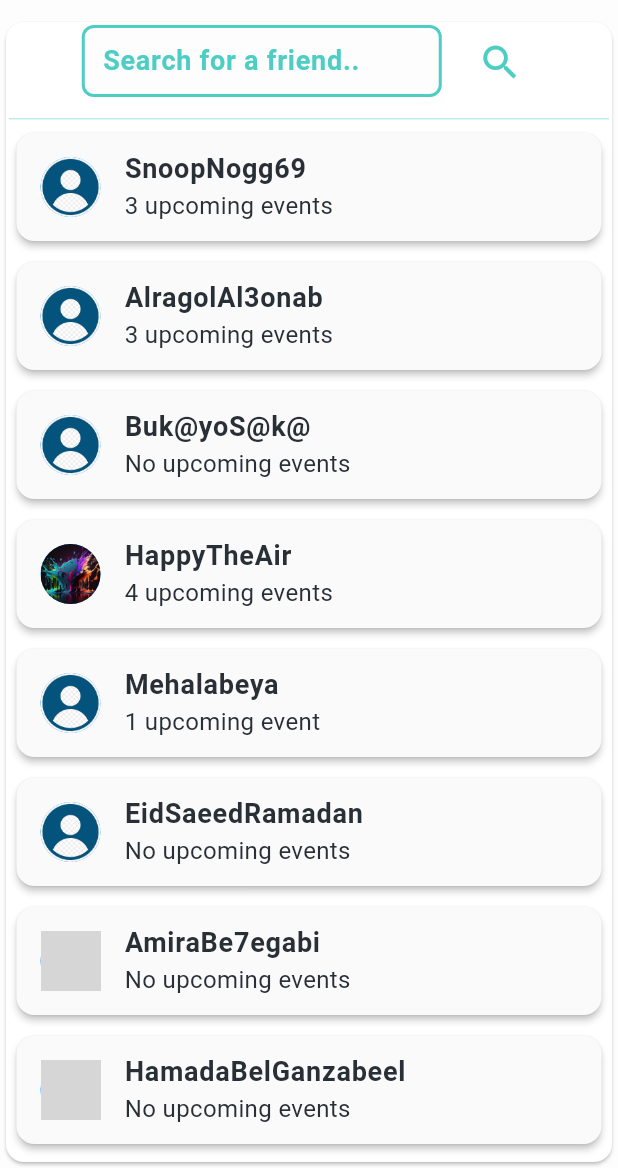
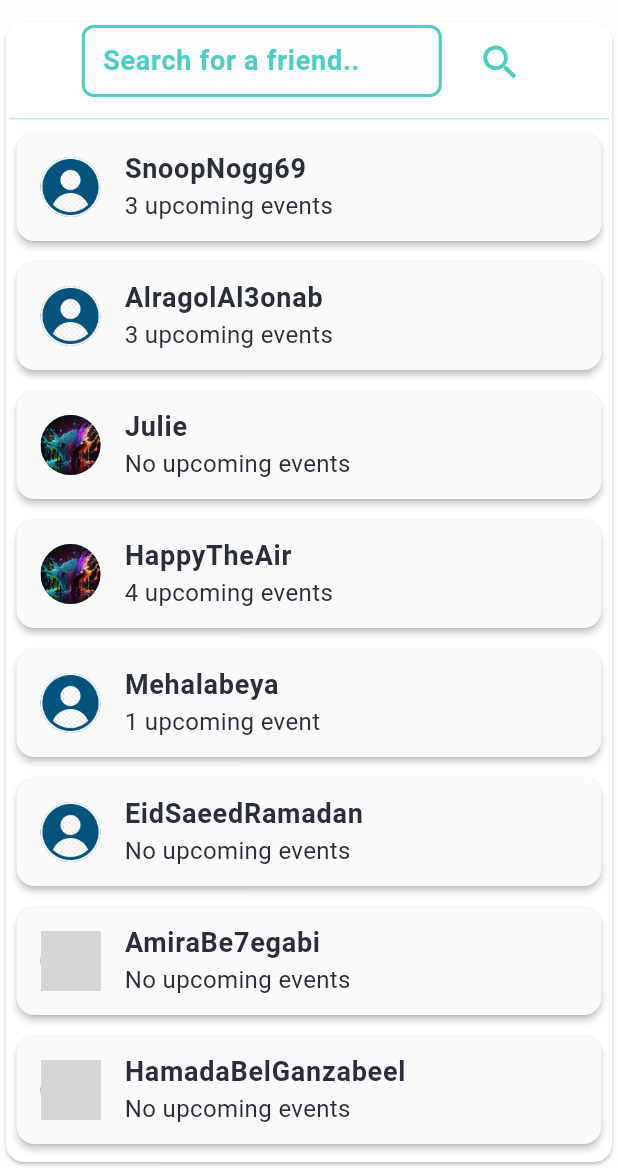
Before and after one commit to YoussefElNagy/Hedieaty, a Flutter app: the Home screen opened directly, on a phone screen of 412 x 824 dp, the part 68-1236 px from its top. Run offline on Flutter 3.47's test engine with Material 3 defaults, Android fonts, the phone set to English and light mode, and no system bars; our stand-ins replace cloud_firestore, firebase_auth, firebase_core, google_fonts; accounts and stored records are empty; network calls fail; Roboto replaces fonts that are missing (Cairo); grey boxes are pictures that could not be loaded.

Commit message:
Nothing new

```diff
--- a/lib/components/Home.dart
+++ b/lib/components/Home.dart
@@ -36,9 +36,9 @@ class _HomeState extends State<Home> {
     ),
     User(
       id: "3",
-      username: "Buk@yoS@k@",
-      email: "saka@bukyo.com",
-      profilePic: "assets/default_avatar.png",
+      username: "Julie",
+      email: "julie@shobrawy.com",
+      profilePic: "assets/sample.jpg",
       phoneNumber: "+201077777777",
       isEmailVerified: true,
       eventIds: [],
@@ -110,6 +110,10 @@ class _HomeState extends State<Home> {
       friendIds: [],
     ),
     User(id: "10", username: "Watermel0n", email: "watermelon@bateekh.com"),
+    User(id: "11", username: "MohamedMagdyAfsha", email: "afsha8545@qadeya.com"),
+    User(id: "11", username: "Mokattamawy", email: "OO@mokattam.com"),
+    User(id: "11", username: "Weeeeeeeee", email: "weeeee@nooo.com"),
+
   ];
 
   @override
--- a/lib/components/Profile.dart
+++ b/lib/components/Profile.dart
@@ -97,7 +97,6 @@ class _ProfileState extends State<Profile> {
         child: Column(
           mainAxisSize: MainAxisSize.min,
           children: [
-            // Background Image as a Stack (simulating a background for the profile)
             Stack(
               alignment: Alignment.center,
               children: [
@@ -117,7 +116,6 @@ class _ProfileState extends State<Profile> {
                     color: Colors.black.withOpacity(0),
                   ),
                 ),
-                // Profile image (circle avatar)
                 Positioned(
                   top: 100,
                   child: CircleAvatar(
@@ -140,7 +138,7 @@ class _ProfileState extends State<Profile> {
               ),
             ),
             Text(
-              currentUser.email ?? "No email provided", // Default if null
+              currentUser.email,
               style: TextStyle(
                 fontSize: 16,
                 color: Colors.grey,
```
Also changed, not shown: lib/components/EventDetails.dart (+6 -7 lines), lib/components/EventPage.dart (+19 -1 lines).
